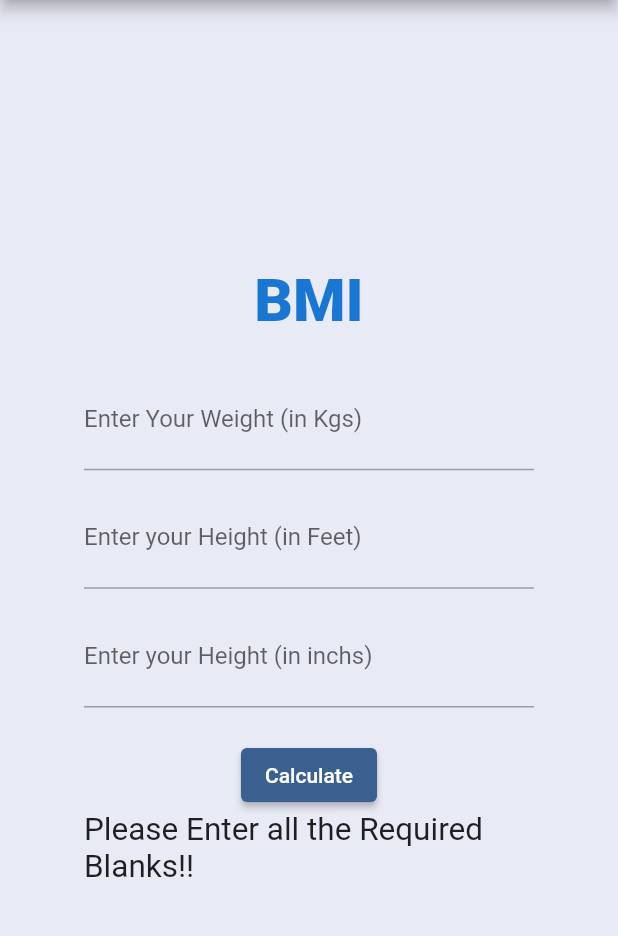
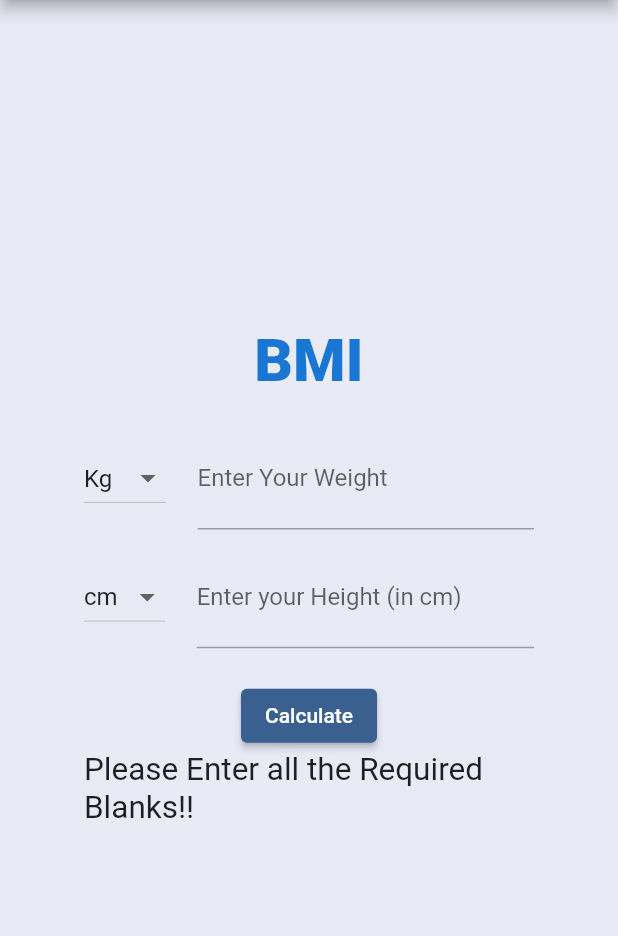
Before and after one commit to sunilsingh27/bmi_calculator, a Flutter app: the screen it shows after launch, after a tap on "Calculate", on a phone screen of 412 x 824 dp, the part 84-1020 px from its top. Run offline on Flutter 3.47's test engine with Material 2 defaults, Android fonts, the phone set to English and light mode, and no system bars.

Commit message:
This is my second commit

```diff
--- a/lib/main.dart
+++ b/lib/main.dart
@@ -1,5 +1,8 @@
 import 'package:flutter/material.dart';
 import 'package:flutter/services.dart';
+
+enum WeightUnit { kg, lb }
+enum HeightUnit { cm, ftIn }
 
 void main() {
   runApp(const MyApp());
@@ -8,7 +11,6 @@ void main() {
 class MyApp extends StatelessWidget {
   const MyApp({super.key});
 
-  // This widget is the root of your application.
   @override
   Widget build(BuildContext context) {
     return MaterialApp(
@@ -16,7 +18,6 @@ class MyApp extends StatelessWidget {
       title: 'Flutter Demo',
       theme: ThemeData(
         colorScheme: ColorScheme.fromSeed(seedColor: Colors.blue.shade600),
-        // useMaterial3: true,
       ),
       home: MyHomePage(),
     );
@@ -24,137 +25,190 @@ class MyApp extends StatelessWidget {
 }
 
 class MyHomePage extends StatefulWidget {
-
   @override
   State<MyHomePage> createState() => _MyHomePageState();
 }
 
 class _MyHomePageState extends State<MyHomePage> {
-
-  var wtController= TextEditingController();
-  var ftController=TextEditingController();
-  var inController=TextEditingController();
-  var result="";
-  var bgcolor =Colors.indigo.shade50;
-
+  var weightController = TextEditingController();
+  var feetController = TextEditingController();
+  var inchesController = TextEditingController();
+  var cmController = TextEditingController();
+  var result = "";
+  var bgcolor = Colors.indigo.shade50;
+  var selectedWeightUnit = WeightUnit.kg;
+  var selectedHeightUnit = HeightUnit.cm;
 
   @override
   Widget build(BuildContext context) {
     return Scaffold(
       appBar: AppBar(
         title: Text('BMI Calculator'),
-
       ),
       body: Container(
         color: bgcolor,
         child: Center(
           child: Container(
             width: 300,
-
             child: Column(
-
-
               mainAxisAlignment: MainAxisAlignment.center,
               children: [
-
                 Text(
-                  'BMI',style: TextStyle(fontSize: 40,fontWeight: FontWeight.w900,color: Colors.blue.shade700,
-
-                ),),
-                SizedBox(height: 21,),
-
-
-                TextField(
-                  controller: wtController,
+                  'BMI',
+                  style: TextStyle(
+                    fontSize: 40,
+                    fontWeight: FontWeight.w900,
+                    color: Colors.blue.shade700,
+                  ),
+                ),
+                SizedBox(height: 21),
+                Row(
+                  mainAxisAlignment: MainAxisAlignment.spaceEvenly,
+                  children: [
+                    DropdownButton<WeightUnit>(
+                      value: selectedWeightUnit,
+                      onChanged: (value) {
+                        setState(() {
+                          selectedWeightUnit = value!;
+                        });
+                      },
+                      items: WeightUnit.values
+                          .map((unit) => DropdownMenuItem(
+                        value: unit,
+                        child: Text(unit == WeightUnit.kg ? 'Kg   ' : 'Lb'),
+                      ))
+                          .toList(),
+                    ),
+                    SizedBox(width: 21),
+                    Expanded(
+                      child: TextField(
+                        controller: weightController,
                         decoration: InputDecoration(
                           prefix: Icon(Icons.line_weight),
-                    label: Text('Enter Your Weight (in Kgs)'),
-
+                          label: Text('Enter Your Weight'),
                         ),
                         keyboardType: TextInputType.number,
-
+                        inputFormatters: [FilteringTextInputFormatter.digitsOnly],
                       ),
-                SizedBox(height: 11,),
-
-
-                TextField(
-                  controller: ftController,
+                    ),
+                  ],
+                ),
+                SizedBox(height: 11),
+                Row(
+                  mainAxisAlignment: MainAxisAlignment.spaceEvenly,
+                  children: [
+                    DropdownButton<HeightUnit>(
+                      value: selectedHeightUnit,
+                      onChanged: (value) {
+                        setState(() {
+                          selectedHeightUnit = value!;
+                        });
+                      },
+                      items: HeightUnit.values
+                          .map((unit) => DropdownMenuItem(
+                        value: unit,
+                        child: Text(unit == HeightUnit.cm ?'cm': 'ft/in'),
+                      ))
+                          .toList(),
+                    ),
+                    SizedBox(width: 21),
+                    Expanded(
+                      child: selectedHeightUnit == HeightUnit.cm
+                          ? TextField(
+                        controller: cmController,
                         decoration: InputDecoration(
                           prefix: Icon(Icons.height),
-                    label: Text('Enter your Height (in Feet) ')
+                          label: Text('Enter your Height (in cm)'),
                         ),
                         keyboardType: TextInputType.number,
-                ),
-                SizedBox(height: 11,),
-
-
-                TextField(
-                  controller: inController,
+                        inputFormatters: [FilteringTextInputFormatter.digitsOnly],
+                      )
+                          : Row(
+                        children: [
+                          Expanded(
+                            child: TextField(
+                              controller: feetController,
                               decoration: InputDecoration(
                                 prefix: Icon(Icons.height),
-                    label: Text('Enter your Height (in inchs)')
-
+                                label: Text('Feet'),
                               ),
                               keyboardType: TextInputType.number,
+                              inputFormatters: [FilteringTextInputFormatter.digitsOnly],
+                            ),
+                          ),
+                          SizedBox(width: 10),
+                          Expanded(
+                            child: TextField(
+                              controller: inchesController,
+                              decoration: InputDecoration(
+                                prefix: Icon(Icons.height),
+                                label: Text('Inches'),
+                              ),
+                              keyboardType: TextInputType.number,
+                              inputFormatters: [FilteringTextInputFormatter.digitsOnly],
+                            ),
+                          ),
+                        ],
+                      ),
+                    ),
+                  ],
+                ),
+                SizedBox(height: 21),
+                ElevatedButton(
+                  onPressed: () {
+                    var weight = weightController.text.toString();
+                    var cm = cmController.text.toString();
+                    var feet = feetController.text.toString();
+                    var inches = inchesController.text.toString();
 
-                ),
-                SizedBox(height: 21,),
+                    if (weight != "") {
+                      double iweight = double.parse(weight);
+                      double iheight;
 
+                      if (selectedHeightUnit == HeightUnit.cm) {
+                        iheight = double.parse(cm);
+                      } else {
+                        iheight = (double.parse(feet) * 30.48) + (double.parse(inches) * 2.54);
+                      }
 
-                ElevatedButton(onPressed: (){
-                  var wt =wtController.text.toString();
-                  var ft =ftController.text.toString();
-                  var inc=inController.text.toString();
+                      // Convert weight to kg if the selected unit is lb
+                      if (selectedWeightUnit == WeightUnit.lb) {
+                        iweight = iweight * 0.453592;
+                      }
 
-                  if(wt!=""&& ft!=""&& inc!=""){
-                    int iwt =int.parse(wt);
-                    int ift=int.parse(ft);
-                    int iinc=int.parse(inc);
+                      var bmi = iweight / ((iheight / 100) * (iheight / 100));
+                      var msg = "";
 
-                    var tinc=(ift*12)+iinc;
-                    var tcm=tinc*2.54;
-                    var tm=tcm/100;
-                    var bmi=iwt/(tm*tm);
-                    var msg="";
-
-                    if (bmi>25){
-                      msg="You are OverWeight !!";
-                      bgcolor=Colors.red.shade100;
-
-
-                    }else if(bmi<13){
-                      msg="You are underWeight !!";
-                      bgcolor=Colors.red.shade100;
-
-
-                    }else{
-                      msg="You are Healthy !!";
-                      bgcolor=Colors.green.shade100;
-
-
+                      if (bmi > 30) {
+                        msg = "You are Obese!!";
+                        bgcolor = Colors.red.shade100;
+                      } else if (bmi > 25 && bmi <= 29.9) {
+                        msg = "You are Overweight!!";
+                        bgcolor = Colors.orange.shade100;
+                      } else if (bmi < 18.5) {
+                        msg = "You are underWeight !!";
+                        bgcolor = Colors.red.shade100;
+                      } else {
+                        msg = "You are Healthy !!";
+                        bgcolor = Colors.green.shade100;
                       }
                       setState(() {
-                      result=" \n $msg \n Your BMI is ${bmi.toStringAsFixed(2)}";
+                        result = "\n $msg \n Your BMI is ${bmi.toStringAsFixed(2)}";
                       });
-
-
-                  }else
-                    {
+                    } else {
                       setState(() {
-                        result="Please Enter all the Required Blanks!!";
+                        result = "Please Enter all the Required Blanks!!";
                       });
                     }
                   },
-
-
-                    child: const Text('Calculate')),
-                Text(result, style:TextStyle(fontSize: 21),)
+                  child: const Text('Calculate'),
+                ),
+                Text(result, style: TextStyle(fontSize: 21)),
               ],
             ),
           ),
         ),
       ),
-
     );
   }
 }
```
Also changed, not shown: lib/old.alculator.dart (added, +171 -0 lines). Lines whose indentation alone changed are shown as unchanged.
